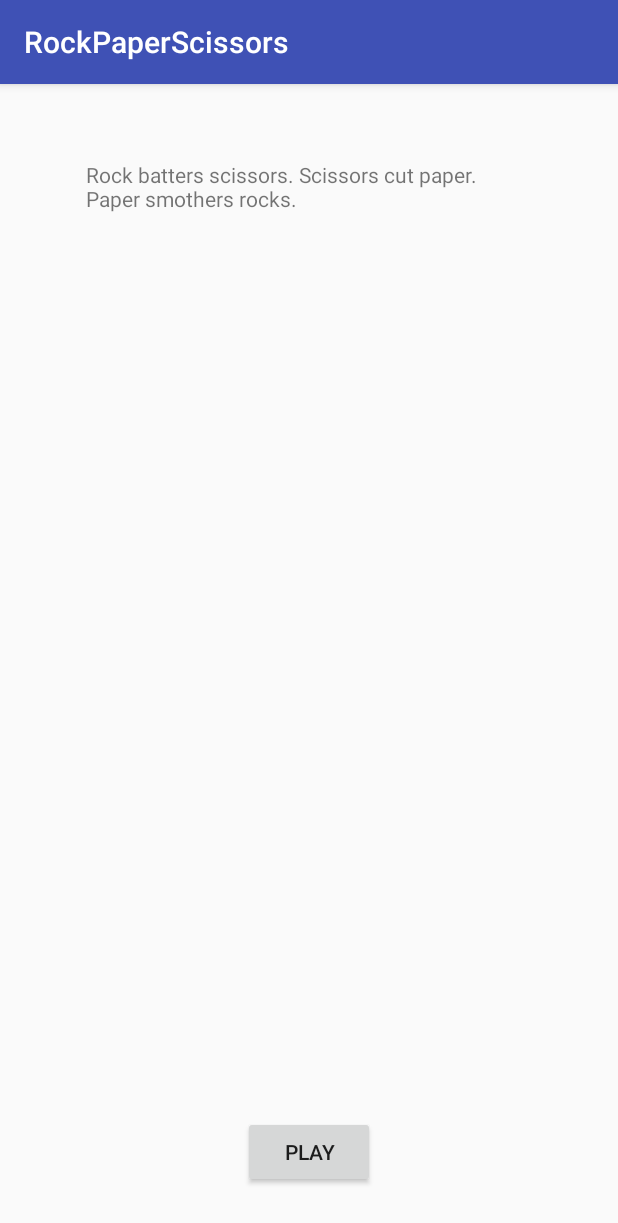
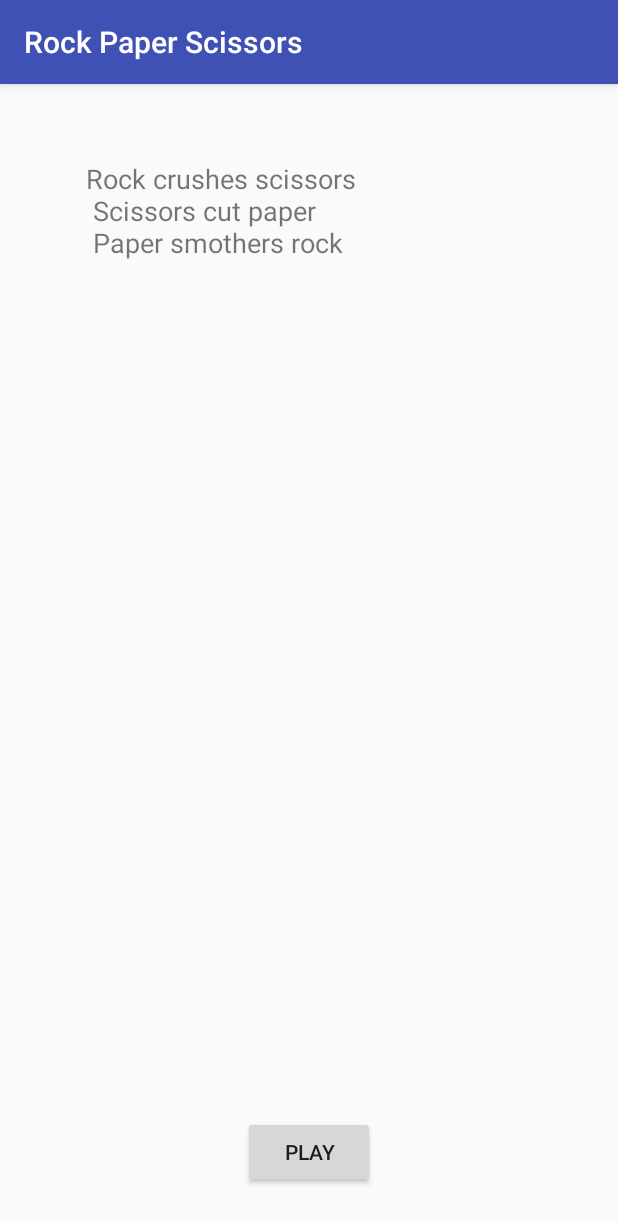
Before and after one commit to olgamaunsell/week_08_day3_rockpaperscissorslab, an Android app: the screen it shows after launch (WelcomeActivity), on a phone screen of 412 x 824 dp. Shown: the top 1223 px of the screen. Run offline under Robolectric (Android 15) with nearby library versions, the phone set to English and light mode, and no system bars.

Commit message:
Updated some styling

```diff
--- a/app/src/main/res/layout/activity_welcome.xml
+++ b/app/src/main/res/layout/activity_welcome.xml
@@ -15,6 +15,7 @@
         android:layout_marginStart="8dp"
         android:onClick="onPlayButtonClick"
         android:text="@string/rules"
+        android:textSize="18sp"
         app:layout_constraintBottom_toBottomOf="parent"
         app:layout_constraintEnd_toEndOf="parent"
         app:layout_constraintHorizontal_bias="0.507"
--- a/app/src/main/res/values/strings.xml
+++ b/app/src/main/res/values/strings.xml
@@ -1,4 +1,7 @@
 <resources>
-    <string name="app_name">RockPaperScissors</string>
-    <string name="rules">Rock batters scissors. Scissors cut paper. Paper smothers rocks.</string>
+    <string name="app_name">Rock Paper Scissors</string>
+    <string name="rules">
+         Rock crushes scissors\
+        Scissors cut paper\
+        Paper smothers rock  </string>
 </resources>
```
